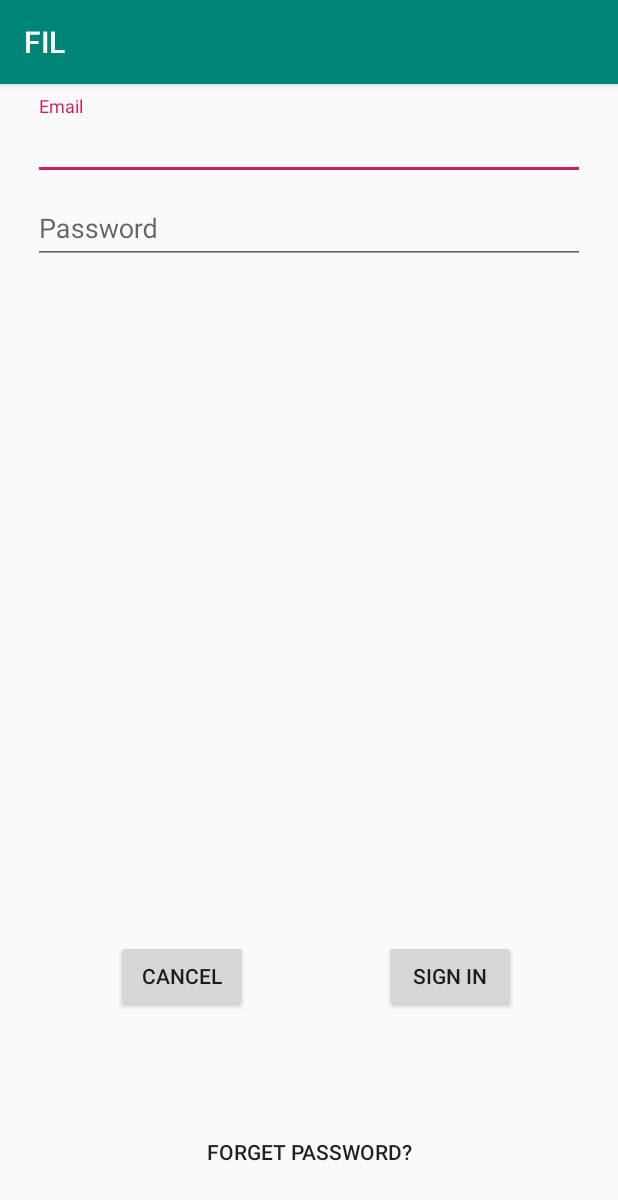
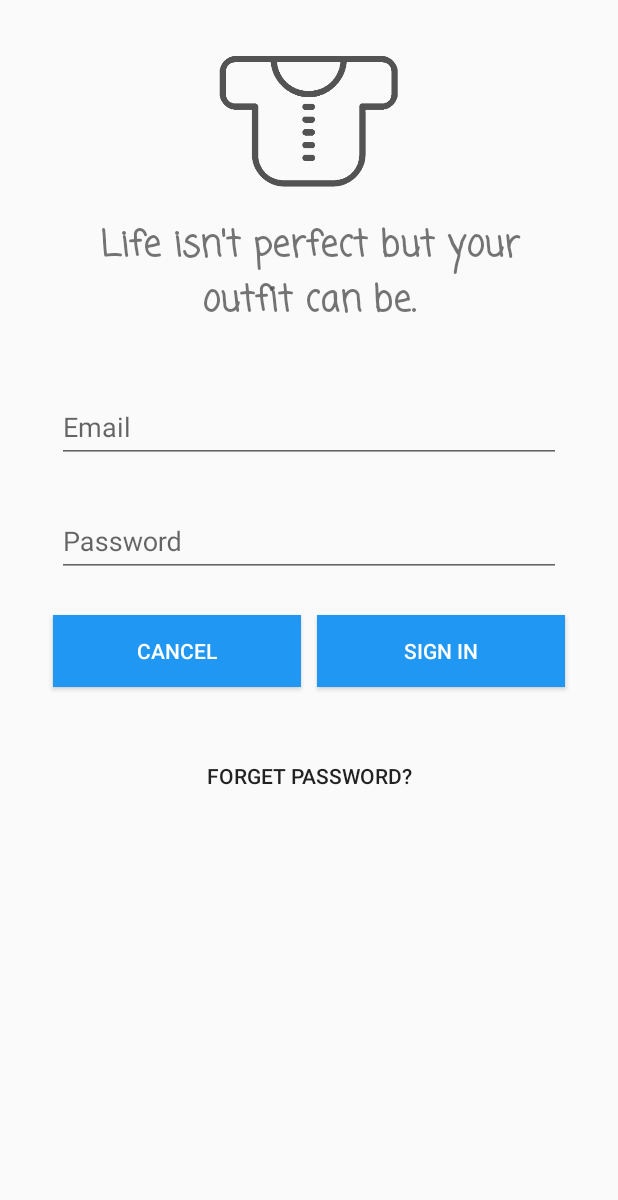
Before and after one commit to Nuwan94/FIL, an Android app: the SignInActivity screen opened directly, with no data from a screen before it, on a phone screen of 412 x 824 dp. Shown: the top 1200 px of the screen. Run offline under Robolectric (Android 15) with nearby library versions, the phone set to English and light mode, and no system bars; our stand-ins replace Firebase (no records; nobody signed in at launch, a user with empty details on screens opened directly).

Commit message:
Signin Design

```diff
--- a/app/build.gradle
+++ b/app/build.gradle
@@ -16,7 +16,6 @@ android {
             proguardFiles getDefaultProguardFile('proguard-android-optimize.txt'), 'proguard-rules.pro'
         }
     }
-    buildToolsVersion '25.0.2'
 }
 
 dependencies {
--- a/app/src/main/AndroidManifest.xml
+++ b/app/src/main/AndroidManifest.xml
@@ -20,7 +20,8 @@
             </intent-filter>
         </activity>
         <activity android:name=".SignUpActivity" />
-        <activity android:name=".SignInActivity"></activity>
+        <activity android:name=".SignInActivity"
+            android:theme="@style/AppTheme.NoActionBar"></activity>
     </application>
 
 </manifest>
--- /dev/null
+++ b/app/src/main/java/com/fil/Model/Admin.java
@@ -0,0 +1,5 @@
+package com.fil.Model;
+
+public class Admin extends User {
+
+}
--- /dev/null
+++ b/app/src/main/java/com/fil/Model/Buyer.java
@@ -0,0 +1,4 @@
+package com.fil.Model;
+
+public class Buyer extends User {
+}
--- /dev/null
+++ b/app/src/main/java/com/fil/Model/Product.java
@@ -0,0 +1,4 @@
+package com.fil.Model;
+
+public class Product {
+}
--- /dev/null
+++ b/app/src/main/java/com/fil/Model/Tailor.java
@@ -0,0 +1,5 @@
+package com.fil.Model;
+
+public class Tailor extends User{
+
+}
--- /dev/null
+++ b/app/src/main/java/com/fil/Model/User.java
@@ -0,0 +1,26 @@
+package com.fil.Model;
+
+public class User {
+    private String name;
+    private String email;
+
+    public User() {
+    }
+
+    public String getName() {
+        return name;
+    }
+
+    public void setName(String name) {
+        this.name = name;
+    }
+
+    public String getEmail() {
+        return email;
+    }
+
+    public void setEmail(String email) {
+        this.email = email;
+    }
+
+}
--- a/app/src/main/res/layout/activity_sign_in.xml
+++ b/app/src/main/res/layout/activity_sign_in.xml
@@ -1,85 +1,118 @@
 <?xml version="1.0" encoding="utf-8"?>
-<android.support.constraint.ConstraintLayout xmlns:android="http://schemas.android.com/apk/res/android"
+<LinearLayout xmlns:android="http://schemas.android.com/apk/res/android"
     xmlns:app="http://schemas.android.com/apk/res-auto"
     xmlns:tools="http://schemas.android.com/tools"
     android:layout_width="match_parent"
     android:layout_height="match_parent"
     tools:context=".SignInActivity">
 
-    <Button
-        android:id="@+id/buttonCancel"
-        android:layout_width="wrap_content"
+    <ScrollView
+        android:id="@+id/SignInContainer"
+        android:layout_width="match_parent"
+        android:layout_height="match_parent">
+
+        <LinearLayout
+            android:layout_width="match_parent"
+            android:layout_height="wrap_content"
+            android:focusable="auto"
+            android:focusableInTouchMode="true"
+            android:orientation="vertical"
+            android:padding="20dp">
+
+            <ImageView
+                android:id="@+id/imageView2"
+                android:layout_width="match_parent"
+                android:layout_height="100dp"
+                android:layout_marginTop="10dp"
+                app:srcCompat="@mipmap/tshirt" />
+
+            <TextView
+                android:id="@+id/textView3"
+                android:layout_width="match_parent"
+                android:layout_height="wrap_content"
+                android:capitalize="characters"
+                android:fontFamily="casual"
+                android:padding="15dp"
+                android:text="Life isn't perfect but your outfit can be."
+                android:textAlignment="center"
+                android:textSize="24sp"
+                android:textStyle="bold" />
+
+            <android.support.design.widget.TextInputLayout
+                android:layout_width="match_parent"
                 android:layout_height="wrap_content"
                 android:layout_marginStart="8dp"
                 android:layout_marginTop="8dp"
                 android:layout_marginEnd="8dp"
-        android:layout_marginBottom="8dp"
-        android:text="Cancel"
-        app:layout_constraintBottom_toTopOf="@+id/button3"
-        app:layout_constraintEnd_toStartOf="@+id/buttonSignIn"
-        app:layout_constraintHorizontal_bias="0.454"
-        app:layout_constraintStart_toStartOf="parent"
-        app:layout_constraintTop_toTopOf="parent"
-        app:layout_constraintVertical_bias="0.902" />
-
-    <Button
-        android:id="@+id/buttonSignIn"
-        android:layout_width="wrap_content"
-        android:layout_height="wrap_content"
-        android:layout_marginTop="8dp"
-        android:layout_marginEnd="68dp"
-        android:layout_marginBottom="8dp"
-        android:text="Sign In"
-        app:layout_constraintBottom_toTopOf="@+id/button3"
-        app:layout_constraintEnd_toEndOf="parent"
-        app:layout_constraintTop_toTopOf="parent"
-        app:layout_constraintVertical_bias="0.902" />
-
-    <Button
-        android:id="@+id/button3"
-        style="@style/Widget.AppCompat.Button.Borderless"
-        android:layout_width="wrap_content"
-        android:layout_height="wrap_content"
-        android:layout_marginStart="8dp"
-        android:layout_marginEnd="8dp"
-        android:layout_marginBottom="32dp"
-        android:text="Forget Password?"
-        app:layout_constraintBottom_toBottomOf="parent"
-        app:layout_constraintEnd_toEndOf="parent"
-        app:layout_constraintStart_toStartOf="parent" />
-
-    <android.support.design.widget.TextInputLayout
-        android:id="@+id/textInputLayoutEmail"
-        android:layout_width="368dp"
-        android:layout_height="wrap_content"
-        android:layout_marginStart="8dp"
-        android:layout_marginTop="8dp"
-        android:layout_marginEnd="8dp"
-        app:layout_constraintEnd_toEndOf="parent"
-        app:layout_constraintStart_toStartOf="parent"
-        app:layout_constraintTop_toTopOf="parent">
+                android:padding="10dp">
 
                 <android.support.design.widget.TextInputEditText
                     android:id="@+id/textInputEmail"
                     android:layout_width="match_parent"
                     android:layout_height="wrap_content"
-            android:hint="Email" />
+                    android:hint="Email"
+                    android:imeOptions="actionNext"
+                    android:maxLines="1"
+                    android:singleLine="true" />
             </android.support.design.widget.TextInputLayout>
 
             <android.support.design.widget.TextInputLayout
-        android:layout_width="368dp"
+                android:layout_width="match_parent"
                 android:layout_height="wrap_content"
                 android:layout_marginStart="8dp"
                 android:layout_marginEnd="8dp"
-        app:layout_constraintEnd_toEndOf="parent"
-        app:layout_constraintStart_toStartOf="parent"
-        app:layout_constraintTop_toBottomOf="@+id/textInputLayoutEmail">
+                android:padding="10dp">
 
                 <android.support.design.widget.TextInputEditText
                     android:id="@+id/textInputPassword"
                     android:layout_width="match_parent"
                     android:layout_height="wrap_content"
                     android:hint="Password"
-            android:inputType="textPassword"/>
+                    android:imeOptions="actionDone"
+                    android:inputType="textPassword"
+                    android:maxLines="1"
+                    android:singleLine="true" />
             </android.support.design.widget.TextInputLayout>
-</android.support.constraint.ConstraintLayout>
+
+            <LinearLayout
+                android:layout_width="match_parent"
+                android:layout_height="match_parent"
+                android:layout_weight="1"
+                android:orientation="horizontal"
+                android:padding="10dp"
+                android:weightSum="2">
+
+                <Button
+                    android:id="@+id/buttonCancel"
+                    android:layout_width="match_parent"
+                    android:layout_height="wrap_content"
+                    android:layout_margin="5dp"
+                    android:layout_weight="1"
+                    android:background="@color/filColor"
+                    android:text="Cancel"
+                    android:textColor="@android:color/white" />
+
+                <Button
+                    android:id="@+id/buttonSignIn"
+                    android:layout_width="match_parent"
+                    android:layout_height="wrap_content"
+                    android:layout_margin="5dp"
+                    android:layout_weight="1"
+                    android:background="@color/filColor"
+                    android:text="Sign In"
+                    android:textColor="@android:color/white" />
+
+            </LinearLayout>
+
+            <Button
+                android:id="@+id/button3"
+                style="@style/Widget.AppCompat.Button.Borderless"
+                android:layout_width="match_parent"
+                android:layout_height="wrap_content"
+                android:layout_marginTop="20dp"
+                android:text="Forget Password?" />
+
+        </LinearLayout>
+    </ScrollView>
+
+</LinearLayout>
--- a/app/src/main/res/layout/activity_sign_up.xml
+++ b/app/src/main/res/layout/activity_sign_up.xml
@@ -5,19 +5,6 @@
     android:layout_width="match_parent"
     android:layout_height="match_parent"
     tools:context=".SignUpActivity">
-
-
-    <TextView
-        android:id="@+id/textViewSecurityQ"
-        android:layout_width="wrap_content"
-        android:layout_height="wrap_content"
-        android:layout_marginStart="20dp"
-        android:layout_marginTop="8dp"
-        android:layout_marginBottom="8dp"
-        android:text="Security Question"
-        app:layout_constraintBottom_toTopOf="@+id/textInputLayoutAnswer"
-        app:layout_constraintStart_toStartOf="parent"
-        app:layout_constraintTop_toBottomOf="@+id/textInputLayoutEmail" />
 
 
     <android.support.design.widget.TextInputLayout
@@ -176,14 +163,9 @@
 
     <Spinner
         android:id="@+id/spinnerSecurityQuestions"
-        android:layout_width="237dp"
-        android:layout_height="27dp"
-        android:layout_marginStart="8dp"
-        android:layout_marginTop="4dp"
-        android:layout_marginEnd="8dp"
+        android:layout_width="371dp"
+        android:layout_height="23dp"
         app:layout_constraintEnd_toEndOf="parent"
-        app:layout_constraintHorizontal_bias="0.24"
-        app:layout_constraintStart_toEndOf="@+id/textViewSecurityQ"
         app:layout_constraintTop_toBottomOf="@+id/textInputLayoutEmail" />
 
     <Button
--- a/app/src/main/res/values/colors.xml
+++ b/app/src/main/res/values/colors.xml
@@ -1,6 +1,7 @@
 <?xml version="1.0" encoding="utf-8"?>
 <resources>
-    <color name="colorPrimary">#008577</color>
+    <color name="colorPrimary">#2197F4</color>
     <color name="colorPrimaryDark">#00574B</color>
     <color name="colorAccent">#D81B60</color>
+    <color name="filColor">#2197F4</color>
 </resources>
```
Also changed, not shown: app/src/main/res/mipmap-xxhdpi/tshirt.png (added). Lines whose indentation alone changed are shown as unchanged.
